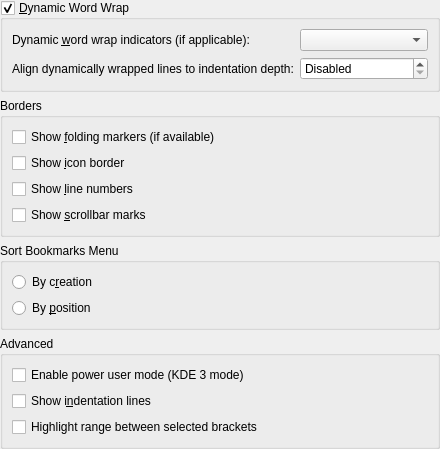
KDE/kate, file part/dialogs/appearanceconfigwidget.ui: the form before one commit.
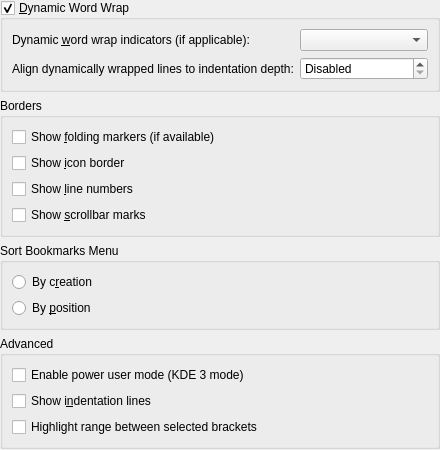
The form after the commit. Custom widgets are drawn as their Qt base class.

The edit to the form file:
```diff
--- a/part/dialogs/appearanceconfigwidget.ui
+++ b/part/dialogs/appearanceconfigwidget.ui
@@ -201,7 +201,7 @@
      <property name="sizeHint" stdset="0">
       <size>
        <width>0</width>
-       <height>0</height>
+       <height>1</height>
       </size>
      </property>
     </spacer>
```
